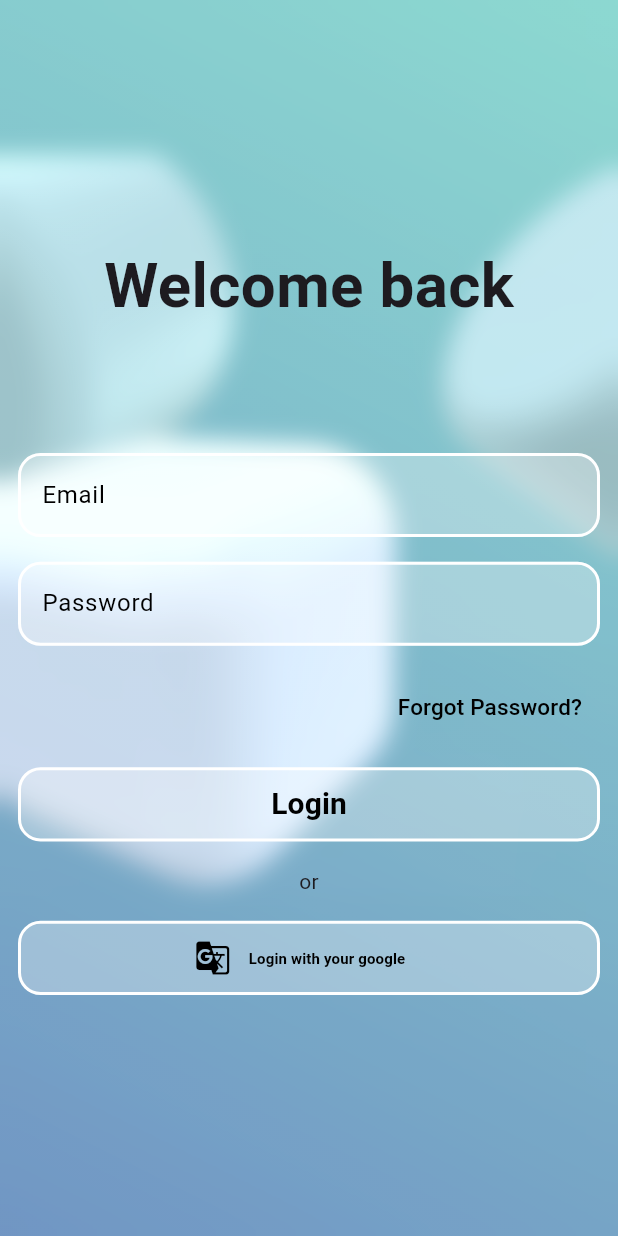
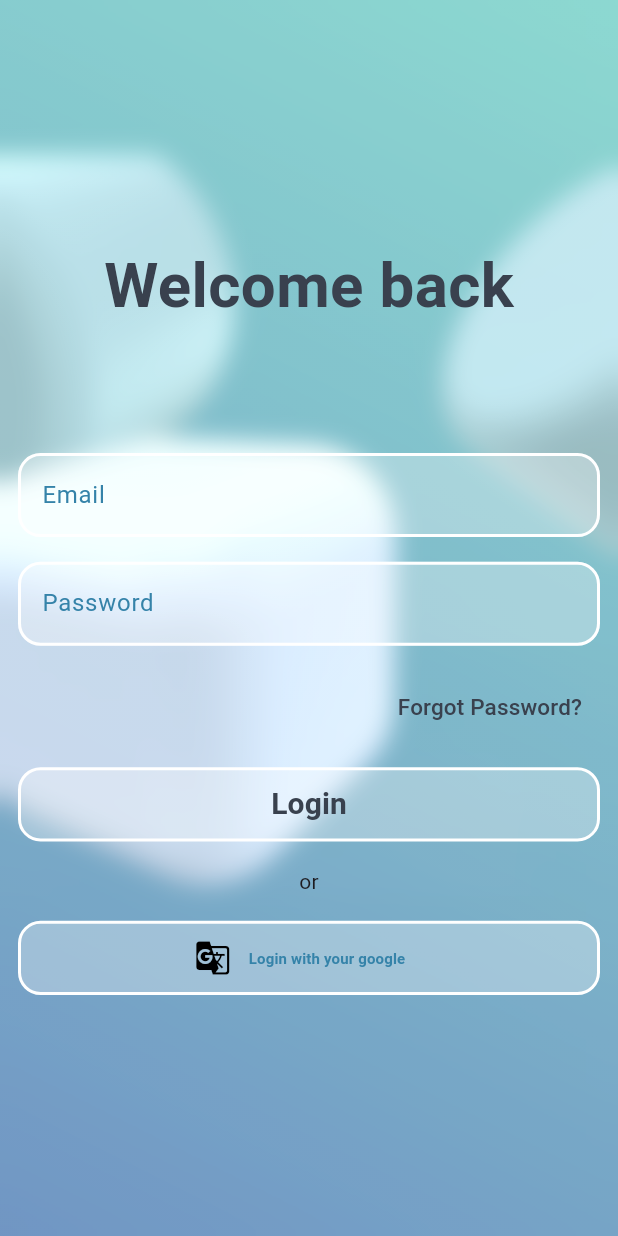
Before and after one commit to RMCV-Rajapaksha/Project-Syncup, a Flutter app: the screen it shows after launch, on a phone screen of 412 x 824 dp. Run offline on Flutter 3.47's test engine with Material 3 defaults, Android fonts, the phone set to English and light mode, and no system bars; our stand-ins replace device_preview.

Commit message:
Refactor theme and login page

```diff
--- a/lib/pages/Login.dart
+++ b/lib/pages/Login.dart
@@ -1,6 +1,6 @@
 import 'package:flutter/cupertino.dart';
 import 'package:flutter/material.dart';
-import 'package:project_syncup/commponnent/theme.dart';
+import 'package:project_syncup/commponent/theme.dart';
 
 final _formKey = GlobalKey<FormState>();
 
@@ -31,6 +31,7 @@ class _LoginState extends State<Login> {
                   Text(
                     'Welcome back',
                     style: TextStyle(
+                        color: const Color.fromRGBO(57, 65, 78, 1),
                         fontSize: screenHeight * 0.05,
                         fontWeight: FontWeight.bold),
                   ),
@@ -38,7 +39,8 @@ class _LoginState extends State<Login> {
                   TextFormField(
                     decoration: InputDecoration(
                       hintText: 'Email',
-                      hintStyle: const TextStyle(color: Colors.black),
+                      hintStyle: const TextStyle(
+                          color: Color.fromRGBO(53, 131, 169, 1)),
                       enabledBorder: OutlineInputBorder(
                         borderSide:
                             const BorderSide(color: Colors.white, width: 2.0),
@@ -76,7 +78,8 @@ class _LoginState extends State<Login> {
                   TextFormField(
                     decoration: InputDecoration(
                       hintText: 'Password',
-                      hintStyle: const TextStyle(color: Colors.black),
+                      hintStyle: const TextStyle(
+                          color: Color.fromRGBO(53, 131, 169, 1)),
                       enabledBorder: OutlineInputBorder(
                         borderSide:
                             const BorderSide(color: Colors.white, width: 2.0),
@@ -116,7 +119,7 @@ class _LoginState extends State<Login> {
                         child: Text(
                           'Forgot Password?',
                           style: TextStyle(
-                            color: Colors.black,
+                            color: Color.fromRGBO(57, 65, 78, 1),
                             fontSize: 15.0,
                           ),
                         ),
@@ -144,7 +147,7 @@ class _LoginState extends State<Login> {
                             style: TextStyle(
                               fontSize: 20,
                               fontWeight: FontWeight.bold,
-                              color: Colors.black,
+                              color: Color.fromRGBO(57, 65, 78, 1),
                             )),
                       )),
                   SizedBox(height: screenHeight * 0.02),
@@ -173,7 +176,7 @@ class _LoginState extends State<Login> {
                                 style: TextStyle(
                                   fontSize: 10,
                                   fontWeight: FontWeight.bold,
-                                  color: Colors.black,
+                                  color: Color.fromRGBO(53, 131, 169, 1),
                                 )),
                           ),
                         ],
```
Also changed, not shown: lib/commponent/theme.dart (renamed from lib/commponnent/theme.dart).
